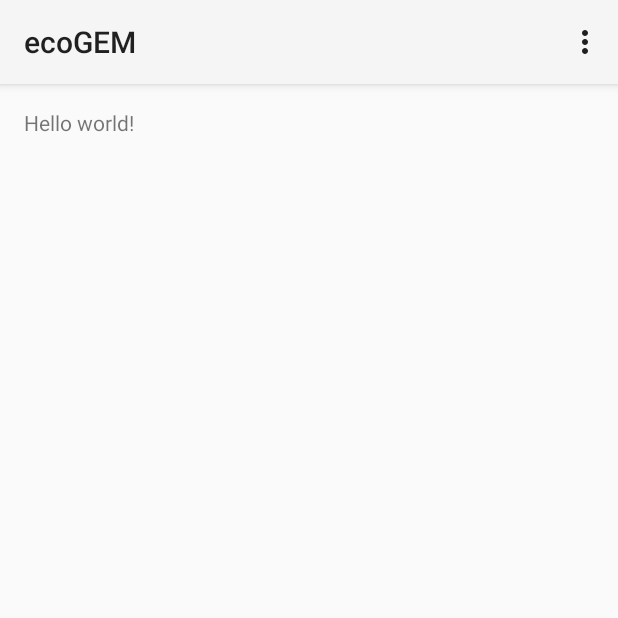
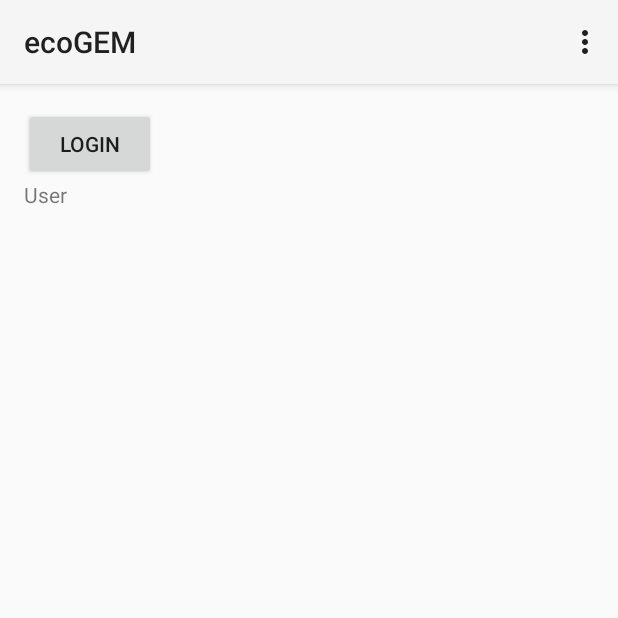
Before and after one commit to sarahyeo/EcoGEM, an Android app: the screen it shows after launch (MainActivity), on a phone screen of 412 x 824 dp, the top half of it. Run offline under Robolectric (Android 15) with nearby library versions, the phone set to English and light mode, and no system bars; our stand-ins replace Volley.

Commit message:
Added singleton

```diff
--- a/app/src/main/java/com/cloud1001/ecogem/MainActivity.java
+++ b/app/src/main/java/com/cloud1001/ecogem/MainActivity.java
@@ -38,14 +38,14 @@ public class MainActivity extends Activity {
 
     // The main mojio client object; allows login and data retrieval to occur.
     private MojioClient mMojio;
+    private Singleton singleton;
 
-    private User mCurrentUser;
-    private Vehicle[] mUserVehicles;
-    private Trip[] mUserTrips;
+    public User mCurrentUser;
+    public Vehicle[] mUserVehicles;
+    public Trip[] mUserTrips;
 
-    private Button mLoginButton;
-    private TextView mUserName, mUserEmail;
-    private ListView mVehicleList;
+    private Button mLoginButton, mCouponButton, mVehiclesButton;
+    private TextView mUserName, fuelScore;
 
 
     @Override
@@ -55,6 +55,16 @@ public class MainActivity extends Activity {
 
         // Setup mojio client with app keys.
         mMojio = new MojioClient(this, MOJIO_APP_ID, null, REDIRECT_URL);
+        singleton = Singleton.getInstance();
+
+        mLoginButton = (Button)findViewById(R.id.oauth2LoginButton);
+        mUserName = (TextView)findViewById(R.id.userName);
+        fuelScore = (TextView)findViewById(R.id.fuelScore);
+        fuelScore.setVisibility(View.GONE);
+        mCouponButton = (Button)findViewById(R.id.couponButton);
+        mCouponButton.setVisibility(View.GONE);
+        mVehiclesButton = (Button)findViewById(R.id.vehiclesButton);
+        mVehiclesButton.setVisibility(View.GONE);
 
         mLoginButton.setOnClickListener(new View.OnClickListener() {
             @Override
@@ -101,10 +111,10 @@ public class MainActivity extends Activity {
                 // Should have one result
                 try {
                     mCurrentUser = result[0]; // Save user info so we can use ID later
+                    singleton.currentUser = mCurrentUser;
 
                     // Show user data
                     mUserName.setText("Hello " + mCurrentUser.FirstName + " " + mCurrentUser.LastName);
-                    mUserEmail.setText(mCurrentUser.Email);
                     mLoginButton.setVisibility(View.GONE);
 
                     getUserVehicles();
@@ -133,22 +143,21 @@ public class MainActivity extends Activity {
             @Override
             public void onSuccess(Vehicle[] result) {
                 mUserVehicles = result; // Save
+                singleton.userVehicles = mUserVehicles;
+                mVehiclesButton.setVisibility(View.VISIBLE);
 
                 if (mUserVehicles.length == 0) {
                     Toast.makeText(MainActivity.this, "No vehicles found", Toast.LENGTH_LONG).show();
                 }
 
                 // Create list data from result
+                /*
                 ArrayList<String> listData = new ArrayList<String>();
                 Vehicle v;
                 for (int i = 0; i < mUserVehicles.length; i++) {
                     v = result[i];
                     listData.add(String.format("%s %s", v.getNameDescription(), v.LicensePlate));
-                }
-
-                // Show result in list
-                ArrayAdapter<String> itemsAdapter = new ArrayAdapter<String>(MainActivity.this, android.R.layout.simple_list_item_1, listData);
-                mVehicleList.setAdapter(itemsAdapter);
+                }*/
 
             }
 
@@ -171,18 +180,20 @@ public class MainActivity extends Activity {
             @Override
             public void onSuccess(Trip[] result) {
                 mUserTrips = result; // Save
+                singleton.userTrips = mUserTrips;
 
                 if (mUserTrips.length == 0) {
                     Toast.makeText(MainActivity.this, "No trips found", Toast.LENGTH_LONG).show();
                 }
 
+                /*
                 // Create list data from result
                 ArrayList<String> listData = new ArrayList<String>();
                 Trip t;
                 for (int i = 0; i < mUserTrips.length; i++) {
                     t = result[i];
                     listData.add(String.format("%s %s", t.Distance, t.FuelEfficiency));
-                }
+                }*/
 
                 // Show result in list
                // ArrayAdapter<String> itemsAdapter = new ArrayAdapter<String>(MainActivity.this, android.R.layout.simple_list_item_1, listData);
@@ -219,4 +230,25 @@ public class MainActivity extends Activity {
 
         return super.onOptionsItemSelected(item);
     }
+
+    // Start new VehiclesActivity
+    public void onVehicleButton(View view) {
+        startActivity(new Intent(this, VehiclesActivity.class));
+    }
+
+    // Start new CouponsActivity
+    public void onCouponsButton(View view) {
+        startActivity(new Intent(this, CouponsActivity.class));
+    }
+
+    public int calculateFuelScore() {
+       float fuel = 0;
+        float totalDistance = 0;
+       for (Trip t: mUserTrips) {
+           fuel = fuel + t.FuelEfficiency * t.Distance;
+           totalDistance = totalDistance + t.Distance;
+       }
+        int result = (int) (fuel / totalDistance);
+        return  result;
+    }
 }
--- /dev/null
+++ b/app/src/main/java/com/cloud1001/ecogem/Singleton.java
@@ -0,0 +1,27 @@
+package com.cloud1001.ecogem;
+
+import com.mojio.mojiosdk.models.Trip;
+import com.mojio.mojiosdk.models.User;
+import com.mojio.mojiosdk.models.Vehicle;
+
+/**
+ * Created by Sarah on 2015-03-14.
+ */
+public class Singleton {
+
+    public User currentUser;
+    public Vehicle[] userVehicles;
+    public Trip[] userTrips;
+
+
+    private static Singleton instance = null;
+    protected Singleton() {
+        // Exists only to defeat instantiation.
+    }
+    public static Singleton getInstance() {
+        if(instance == null) {
+            instance = new Singleton();
+        }
+        return instance;
+    }
+}
--- a/app/src/main/res/layout/activity_main.xml
+++ b/app/src/main/res/layout/activity_main.xml
@@ -3,9 +3,49 @@
     android:layout_height="match_parent" android:paddingLeft="@dimen/activity_horizontal_margin"
     android:paddingRight="@dimen/activity_horizontal_margin"
     android:paddingTop="@dimen/activity_vertical_margin"
-    android:paddingBottom="@dimen/activity_vertical_margin" tools:context=".MainActivity">
+    android:paddingBottom="@dimen/activity_vertical_margin" tools:context=".MainActivity"
+    android:id="@+id/relative_layout">
 
     <TextView android:text="@string/hello_world" android:layout_width="wrap_content"
-        android:layout_height="wrap_content" />
+        android:layout_height="wrap_content"
+        android:layout_centerInParent="true"
+        android:singleLine="false"
+        android:id="@+id/fuelScore" />
+
+    <Button
+        android:layout_width="wrap_content"
+        android:layout_height="wrap_content"
+        android:text="Login"
+        android:id="@+id/oauth2LoginButton"
+        android:layout_alignParentTop="true"
+        android:layout_alignParentStart="true" />
+
+    <TextView
+        android:layout_width="wrap_content"
+        android:layout_height="wrap_content"
+        android:id="@+id/userName"
+        android:layout_below="@+id/oauth2LoginButton"
+        android:layout_alignParentStart="true"
+        android:text="User" />
+
+    <Button
+        android:layout_width="wrap_content"
+        android:layout_height="wrap_content"
+        android:text="New Button"
+        android:id="@+id/couponButton"
+        android:layout_alignParentBottom="true"
+        android:layout_alignParentStart="true"
+        android:onClick="onCouponsButton"
+        android:clickable="true" />
+
+    <Button
+        android:layout_width="wrap_content"
+        android:layout_height="wrap_content"
+        android:text="New Button"
+        android:id="@+id/vehiclesButton"
+        android:layout_alignTop="@+id/couponButton"
+        android:layout_alignParentEnd="true"
+        android:clickable="true"
+        android:onClick="onVehicleButton" />
 
 </RelativeLayout>
```
